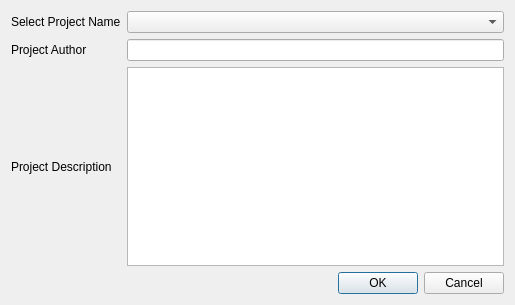
First picture: the form in nestor/ui/dialogmenu_loadproject.ui, repository usnistgov/nestor, before the edit.
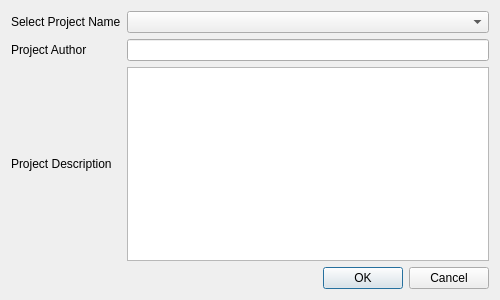
Second picture: the form after the edit.

Commit message: set maximum size of dialogbox to little working on Commect to database

What changed in the file:
```diff
--- a/nestor/ui/dialogmenu_loadproject.ui
+++ b/nestor/ui/dialogmenu_loadproject.ui
@@ -6,10 +6,16 @@
    <rect>
     <x>0</x>
     <y>0</y>
-    <width>515</width>
-    <height>305</height>
+    <width>500</width>
+    <height>300</height>
    </rect>
   </property>
+  <property name="maximumSize">
+   <size>
+    <width>500</width>
+    <height>300</height>
+   </size>
+  </property>
   <property name="windowTitle">
    <string>Load Project</string>
   </property>
```
The commit also changes 6 other files.
